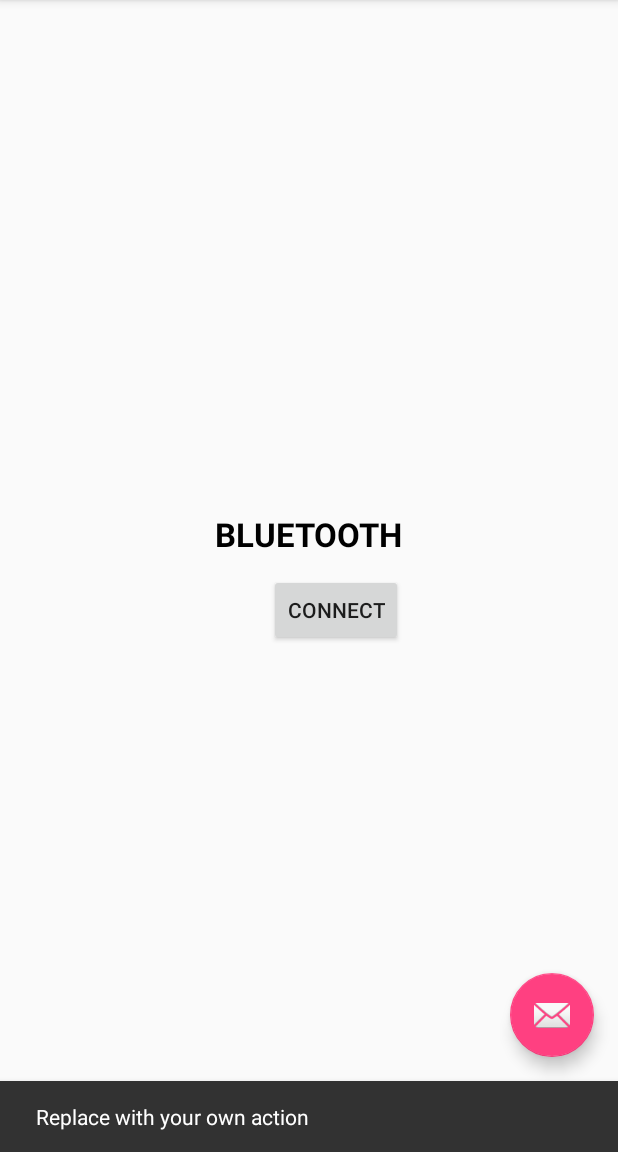
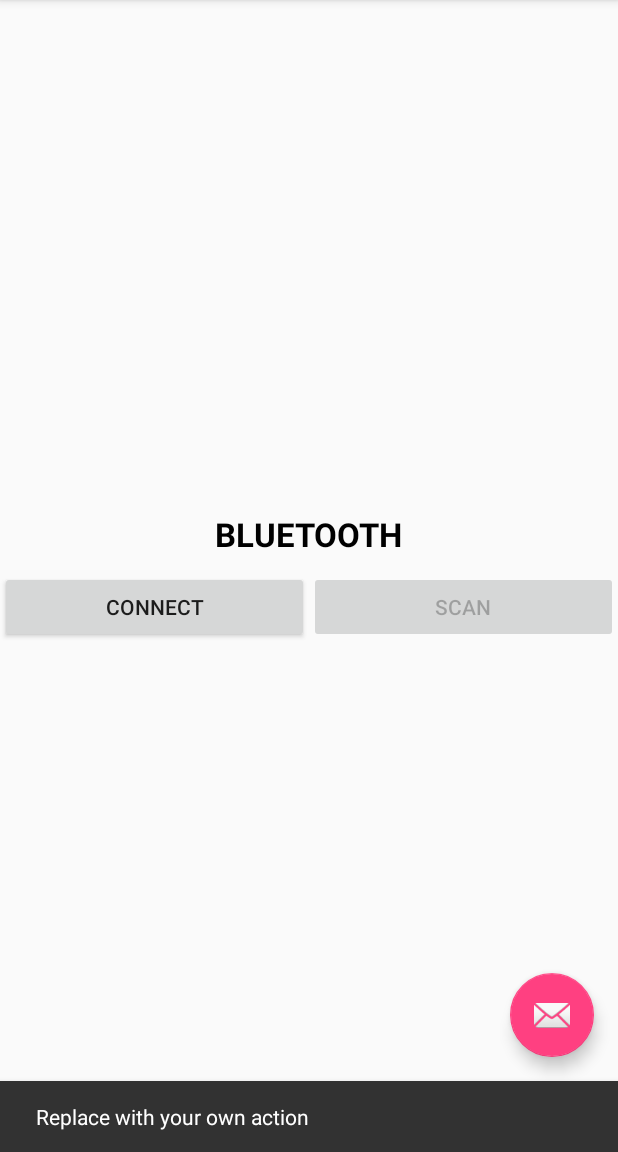
Before and after one commit to palarax/Arduino_wifi, an Android app: the fragment BluetoothFragment placed in its activity, after a tap on an icon or button, on a phone screen of 412 x 824 dp, the part 84-1236 px from its top. Run offline under Robolectric (Android 15) with nearby library versions, the phone set to English and light mode, and no system bars; libraries missing offline, so code that uses them is left out: me.aflak.bluetooth; 6 statements that could not run were skipped; 2 other taps on this screen came first.

Commit message:
implemented Bluetooth discovery and communication call back routines TODO: add content to the routines

```diff
--- a/app/src/main/AndroidManifest.xml
+++ b/app/src/main/AndroidManifest.xml
@@ -6,6 +6,8 @@
     <uses-permission android:name="android.permission.CHANGE_WIFI_STATE"/>
     <uses-permission android:name="android.permission.ACCESS_COARSE_LOCATION"/>
     <uses-permission android:name="android.permission.INTERNET"/>
+    <uses-permission android:name="android.permission.BLUETOOTH" />
+    <uses-permission android:name="android.permission.BLUETOOTH_ADMIN" />
 
 
     <application
--- a/app/src/main/java/palarax/arduino_wifi/BluetoothFragment.kt
+++ b/app/src/main/java/palarax/arduino_wifi/BluetoothFragment.kt
@@ -2,15 +2,15 @@ package palarax.arduino_wifi
 
 import android.app.Activity
 import android.app.Fragment
+import android.bluetooth.BluetoothDevice
 import android.os.Bundle
 import android.util.Log
 import android.view.LayoutInflater
 import android.view.View
 import android.view.ViewGroup
-import android.widget.Button
-import android.widget.Toast
+import android.widget.*
+import kotlinx.android.synthetic.main.bluetooth_fragment.*
 import me.aflak.bluetooth.Bluetooth
-
 
 
 
@@ -19,23 +19,28 @@ import me.aflak.bluetooth.Bluetooth
 /**
  * Created by Ithai on 4/07/2017.
  */
-class BluetoothFragment: Fragment() {
+class BluetoothFragment: Fragment(), AdapterView.OnItemClickListener,Bluetooth.DiscoveryCallback,Bluetooth.CommunicationCallback{
 
     val TAG = "BluetoothFragment"
-    //lateinit var activity : FragmentActivity
+
     lateinit var bluetooth : Bluetooth
+    lateinit var adapter : ArrayAdapter<String>
+    lateinit var listView : ListView
+
+    var devices: List<BluetoothDevice>? = ArrayList()
+
 
     //attaches an acitivity
     override fun onAttach(activity: Activity) {
         Log.e(TAG,"onAttach")
         super.onAttach(activity)
         bluetooth = Bluetooth(activity)
+        bluetooth.enableBluetooth()
     }
 
     override fun onCreate(savedInstanceState: Bundle?) {
         Log.e(TAG,"onCreate")
         super.onCreate(savedInstanceState)
-        bluetooth.enableBluetooth()
     }
 
     override fun onCreateView(inflater: LayoutInflater?, container: ViewGroup?, savedInstanceState: Bundle?): View? {
@@ -46,35 +51,113 @@ class BluetoothFragment: Fragment() {
     override fun onActivityCreated(savedInstanceState: Bundle?) {
         super.onActivityCreated(savedInstanceState)
         Log.e(TAG,"onActivityCreated")
-        val btnConnect = view.findViewById(R.id.btnBluetooth) as Button
+        //create ListView to see scanned Bluetooth devices
+        listView = view.findViewById(R.id.scan_list) as ListView
+        adapter = ArrayAdapter(activity, android.R.layout.simple_list_item_1, ArrayList<String>())
+        listView.adapter = adapter
+        listView.onItemClickListener = this
+        listView.isEnabled =false
+
+        //set Bluetooth Callback
+        bluetooth.setCommunicationCallback(this)
+        bluetooth.setDiscoveryCallback(this)
+
+        val btnScan = view.findViewById(R.id.btnScan) as Button
+        btnScan.setOnClickListener({
+            // Handler code here.
+            devices = ArrayList()
+            adapter.clear()
+            btnScan.isEnabled=false
+            bluetooth.scanDevices()
+
+            Toast.makeText(activity, "Scanning",
+                    Toast.LENGTH_SHORT).show()
+        })
+
+        val btnConnect = view.findViewById(R.id.btnConnect) as Button
         btnConnect.setOnClickListener({
             // Handler code here.
-            Toast.makeText(activity, "Connected",
+            Toast.makeText(activity, "Connecting",
                     Toast.LENGTH_SHORT).show()
         })
     }
 
+    override fun onItemClick(parent: AdapterView<*>?, view: View?, position: Int, id: Long) {
+        //TODO("not implemented") //To change body of created functions use File | Settings | File Templates.
+        Toast.makeText(activity, "Item clicked",
+                Toast.LENGTH_SHORT).show()
 
+    }
+
+    //BLUETOOTH DISCOVERY
+    override fun onFinish() {
+        // scan finished
+        btnScan.isEnabled=true
+        listView.isEnabled =true
+    }
+
+    override fun onDevice(device: BluetoothDevice) {
+        // device found
+        adapter.add(device.address +" - "+device.name)
+    }
+
+    override fun onPair(device: BluetoothDevice) {
+        // device paired
+    }
+
+    override fun onUnpair(device: BluetoothDevice) {
+        // device unpaired
+    }
+
+
+
+    //BLUETOOTH COMMUNICATE
+    override fun onConnect(device: BluetoothDevice) {
+        // device connected
+    }
+
+    override fun onDisconnect(device: BluetoothDevice, message: String) {
+        // device disconnected
+    }
+
+    override fun onMessage(message: String) {
+        // message received (it has to end with a \n to be received)
+    }
+
+    //In both Communication and discovery callback
+    override fun onError(message: String) {
+        // error occurred
+    }
+
+    override fun onConnectError(device: BluetoothDevice, message: String) {
+        // error during connection
+    }
 
     override fun onResume() {
         super.onResume()
+        Log.e(TAG,"onResume")
         bluetooth.enableBluetooth()
     }
 
     override fun onStart() {
         super.onStart()
+        Log.e(TAG,"onStart")
         bluetooth.enableBluetooth()
     }
 
     override fun onDestroy() {
         super.onDestroy()
+        Log.e(TAG,"onDestroy")
         bluetooth.disableBluetooth()
     }
 
     override fun onStop() {
         super.onStop()
+        Log.e(TAG,"onStop")
         bluetooth.disableBluetooth()
     }
 
 
+
+
 }
--- a/app/src/main/java/palarax/arduino_wifi/WifiReceiver.kt
+++ b/app/src/main/java/palarax/arduino_wifi/WifiReceiver.kt
@@ -15,6 +15,8 @@ class WifiReceiver(wifiManager: WifiP2pManager, channel : WifiP2pManager.Channel
     companion object {
         val TAG = "Wifi_receiver"
     }
+
+    val PERMISSIONS_REQUEST_CODE_ACCESS_COARSE_LOCATION = 120
 
 
     var wifiP2Pmanager : WifiP2pManager? = wifiManager
@@ -48,7 +50,29 @@ class WifiReceiver(wifiManager: WifiP2pManager, channel : WifiP2pManager.Channel
 
     }
 
+    /*private fun checkPermissions(): Boolean {
+        if (Build.VERSION.SDK_INT >= Build.VERSION_CODES.M
+                && activity.checkSelfPermission(Manifest.permission.ACCESS_COARSE_LOCATION) !== android.content.pm.PackageManager.PERMISSION_GRANTED) {
+            requestPermissions(
+                    arrayOf(Manifest.permission.ACCESS_COARSE_LOCATION),
+                    PERMISSIONS_REQUEST_CODE_ACCESS_COARSE_LOCATION)
+            return false
+        } else {
+            return true
+        }
 
+        //<uses-permission android:name="android.permission.BLUETOOTH" />
+        //<uses-permission android:name="android.permission.BLUETOOTH_ADMIN" />
+    }
+
+    override fun onRequestPermissionsResult(requestCode: Int, permissions: Array<out String>, grantResults: IntArray) {
+        super.onRequestPermissionsResult(requestCode, permissions, grantResults)
+        when (requestCode) {
+            PERMISSIONS_REQUEST_CODE_ACCESS_COARSE_LOCATION -> {
+                //startScanning here
+            }
+        }
+    }*/
 
 
 }
--- a/app/src/main/res/layout/bluetooth_fragment.xml
+++ b/app/src/main/res/layout/bluetooth_fragment.xml
@@ -13,21 +13,43 @@
             android:id="@+id/txt_bluetooth"
             android:layout_width="wrap_content"
             android:layout_height="wrap_content"
-
             android:layout_centerInParent="true"
             android:text="BLUETOOTH"
             android:textAppearance="?android:attr/textAppearanceLarge"
             android:textColor="@android:color/black"
             android:textStyle="bold" />
 
+        <!-- Empty layout (0x0 dp) centered horizontally -->
+        <Space android:id="@+id/dummy"
+            android:layout_width="0dp"
+            android:layout_height="0dp"
+            android:layout_centerHorizontal="true"
+            android:layout_below="@+id/txt_bluetooth"
+            android:layout_marginTop="10dp"
+            android:visibility="invisible"/>
+
         <Button
-            android:id="@+id/btnBluetooth"
-            android:layout_width="wrap_content"
+            android:id="@+id/btnConnect"
+            android:layout_width="match_parent"
             android:layout_height="wrap_content"
-            android:text="Connect"
-            android:layout_below="@+id/txt_bluetooth"
-            android:layout_alignEnd="@+id/txt_bluetooth"
-            android:layout_marginTop="12dp" />
+            android:layout_below="@+id/dummy"
+            android:layout_toStartOf="@+id/dummy"
+            android:text="Connect" />
+
+        <Button
+            android:id="@+id/btnScan"
+            android:layout_width="match_parent"
+            android:layout_height="wrap_content"
+            android:layout_below="@+id/dummy"
+            android:layout_toEndOf="@+id/dummy"
+            android:text="Scan" />
+
+        <ListView
+            android:id="@+id/scan_list"
+            android:layout_width="match_parent"
+            android:layout_height="match_parent"
+            android:layout_centerHorizontal="true"
+            android:layout_below="@+id/btnScan" />
     </RelativeLayout>
 
 
```
Also changed, not shown: app/src/main/java/palarax/arduino_wifi/MainActivity.kt (+9 -34 lines).
